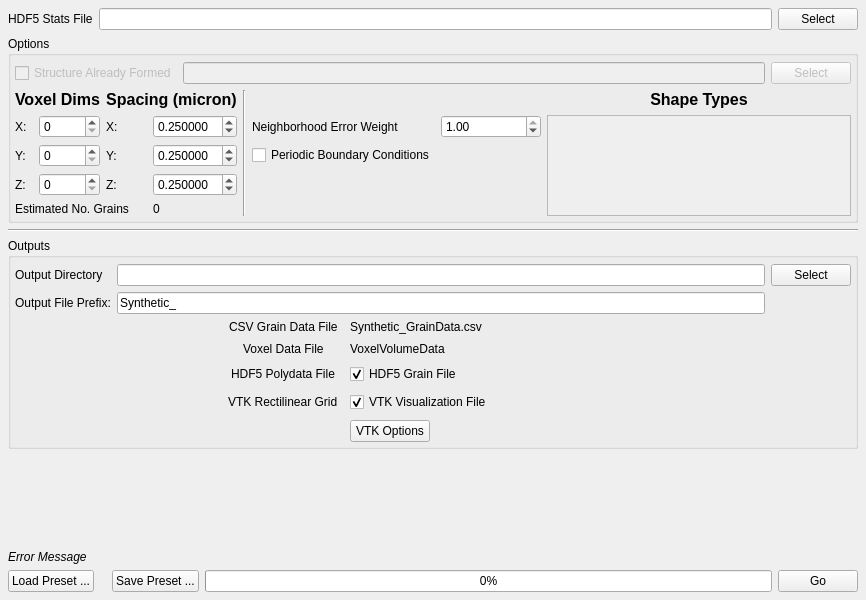
The window that Source/Plugins/GrainGenerator/UI/GrainGeneratorWidget.ui (BlueQuartzSoftware/DREAM3D) describes before a commit, drawn with Qt 5.
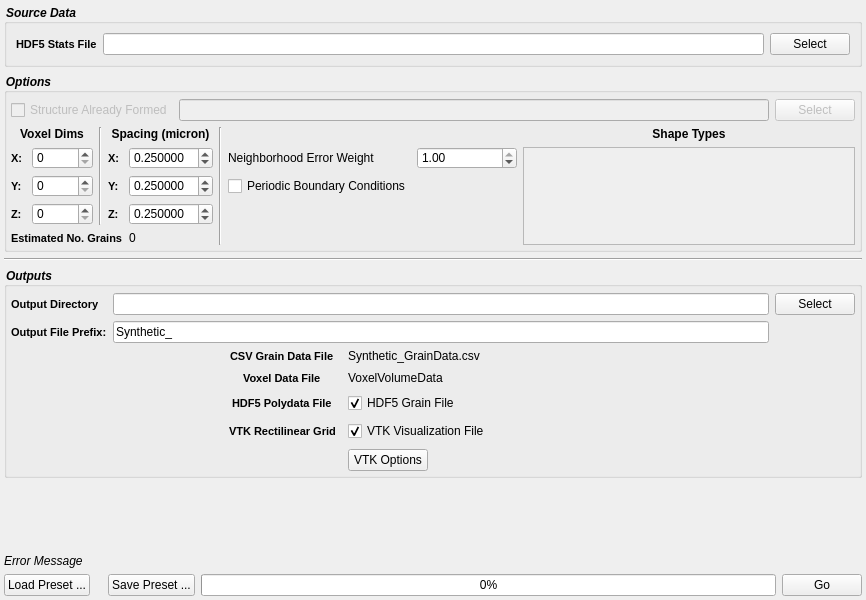
The same window after the commit. Custom widgets are drawn as their Qt base class.

Diff of the .ui file:
```diff
--- a/Source/Plugins/GrainGenerator/UI/GrainGeneratorWidget.ui
+++ b/Source/Plugins/GrainGenerator/UI/GrainGeneratorWidget.ui
@@ -13,33 +13,64 @@
   <property name="windowTitle">
    <string>Form</string>
   </property>
-  <layout class="QVBoxLayout" name="verticalLayout">
+  <layout class="QGridLayout" name="gridLayout_2">
    <property name="margin">
-    <number>8</number>
+    <number>4</number>
    </property>
-   <item>
-    <layout class="QGridLayout" name="gridLayout_6">
-     <item row="0" column="0">
-      <widget class="QLabel" name="label_11">
-       <property name="text">
-        <string>HDF5 Stats File</string>
-       </property>
-      </widget>
-     </item>
-     <item row="0" column="1">
-      <widget class="QFSDropLineEdit" name="m_H5InputStatisticsFile"/>
-     </item>
-     <item row="0" column="2">
-      <widget class="QPushButton" name="m_InputH5StatisticsFileBtn">
-       <property name="text">
-        <string>Select</string>
-       </property>
-      </widget>
-     </item>
-    </layout>
+   <item row="0" column="0">
+    <widget class="QGroupBox" name="groupBox_3">
+     <property name="minimumSize">
+      <size>
+       <width>0</width>
+       <height>0</height>
+      </size>
+     </property>
+     <property name="styleSheet">
+      <string notr="true">QGroupBox 
+{
+	font-style: italic;font-weight: bold;
+font-size: 12px;
+}</string>
+     </property>
+     <property name="title">
+      <string>Source Data</string>
+     </property>
+     <layout class="QHBoxLayout" name="horizontalLayout">
+      <item>
+       <widget class="QLabel" name="label_11">
+        <property name="styleSheet">
+         <string notr="true">QLabel {
+font-weight: bold;
+font-size: 11px;
+}</string>
+        </property>
+        <property name="text">
+         <string>HDF5 Stats File</string>
+        </property>
+       </widget>
+      </item>
+      <item>
+       <widget class="QFSDropLineEdit" name="m_H5InputStatisticsFile"/>
+      </item>
+      <item>
+       <widget class="QPushButton" name="m_InputH5StatisticsFileBtn">
+        <property name="text">
+         <string>Select</string>
+        </property>
+       </widget>
+      </item>
+     </layout>
+    </widget>
    </item>
-   <item>
+   <item row="1" column="0">
     <widget class="QGroupBox" name="groupBox_2">
+     <property name="styleSheet">
+      <string notr="true">QGroupBox 
+{
+	font-style: italic;font-weight: bold;
+font-size: 12px;
+}</string>
+     </property>
      <property name="title">
       <string>Options</string>
      </property>
@@ -94,6 +125,12 @@
        <layout class="QGridLayout" name="gridLayout_7">
         <item row="1" column="0">
          <widget class="QLabel" name="label">
+          <property name="styleSheet">
+           <string notr="true">QLabel {
+font-weight: bold;
+font-size: 11px;
+}</string>
+          </property>
           <property name="text">
            <string>X:</string>
           </property>
@@ -101,6 +138,12 @@
         </item>
         <item row="2" column="0">
          <widget class="QLabel" name="label_6">
+          <property name="styleSheet">
+           <string notr="true">QLabel {
+font-weight: bold;
+font-size: 11px;
+}</string>
+          </property>
           <property name="text">
            <string>Y:</string>
           </property>
@@ -108,6 +151,12 @@
         </item>
         <item row="3" column="0">
          <widget class="QLabel" name="label_7">
+          <property name="styleSheet">
+           <string notr="true">QLabel {
+font-weight: bold;
+font-size: 11px;
+}</string>
+          </property>
           <property name="text">
            <string>Z:</string>
           </property>
@@ -134,28 +183,46 @@
           </property>
          </widget>
         </item>
-        <item row="1" column="2">
+        <item row="1" column="3">
          <widget class="QLabel" name="label_15">
+          <property name="styleSheet">
+           <string notr="true">QLabel {
+font-weight: bold;
+font-size: 11px;
+}</string>
+          </property>
           <property name="text">
            <string>X:</string>
           </property>
          </widget>
         </item>
-        <item row="2" column="2">
+        <item row="2" column="3">
          <widget class="QLabel" name="label_18">
+          <property name="styleSheet">
+           <string notr="true">QLabel {
+font-weight: bold;
+font-size: 11px;
+}</string>
+          </property>
           <property name="text">
            <string>Y:</string>
           </property>
          </widget>
         </item>
-        <item row="3" column="2">
+        <item row="3" column="3">
          <widget class="QLabel" name="label_16">
+          <property name="styleSheet">
+           <string notr="true">QLabel {
+font-weight: bold;
+font-size: 11px;
+}</string>
+          </property>
           <property name="text">
            <string>Z:</string>
           </property>
          </widget>
         </item>
-        <item row="1" column="3">
+        <item row="1" column="4">
          <widget class="QDoubleSpinBox" name="m_XResolution">
           <property name="decimals">
            <number>6</number>
@@ -168,7 +235,7 @@
           </property>
          </widget>
         </item>
-        <item row="2" column="3">
+        <item row="2" column="4">
          <widget class="QDoubleSpinBox" name="m_ZResolution">
           <property name="decimals">
            <number>6</number>
@@ -181,7 +248,7 @@
           </property>
          </widget>
         </item>
-        <item row="3" column="3">
+        <item row="3" column="4">
          <widget class="QDoubleSpinBox" name="m_YResolution">
           <property name="decimals">
            <number>6</number>
@@ -194,7 +261,7 @@
           </property>
          </widget>
         </item>
-        <item row="1" column="7" rowspan="4">
+        <item row="1" column="8" rowspan="4">
          <widget class="QScrollArea" name="m_ShapeTypeScrollArea">
           <property name="minimumSize">
            <size>
@@ -210,8 +277,8 @@
             <rect>
              <x>0</x>
              <y>0</y>
-             <width>248</width>
-             <height>119</height>
+             <width>352</width>
+             <height>89</height>
             </rect>
            </property>
            <layout class="QFormLayout" name="formLayout_2">
@@ -235,11 +302,17 @@
          <widget class="QLabel" name="label_19">
           <property name="font">
            <font>
-            <pointsize>12</pointsize>
+            <pointsize>-1</pointsize>
             <weight>75</weight>
             <bold>true</bold>
            </font>
           </property>
+          <property name="styleSheet">
+           <string notr="true">QLabel {
+font-weight: bold;
+font-size: 12px;
+}</string>
+          </property>
           <property name="text">
            <string>Voxel Dims</string>
           </property>
@@ -248,15 +321,21 @@
           </property>
          </widget>
         </item>
-        <item row="0" column="2" colspan="2">
+        <item row="0" column="3" colspan="2">
          <widget class="QLabel" name="label_20">
           <property name="font">
            <font>
-            <pointsize>12</pointsize>
+            <pointsize>-1</pointsize>
             <weight>75</weight>
             <bold>true</bold>
            </font>
           </property>
+          <property name="styleSheet">
+           <string notr="true">QLabel {
+font-weight: bold;
+font-size: 12px;
+}</string>
+          </property>
           <property name="text">
            <string>Spacing (micron)</string>
           </property>
@@ -265,15 +344,21 @@
           </property>
          </widget>
         </item>
-        <item row="0" column="7">
+        <item row="0" column="8">
          <widget class="QLabel" name="label_171">
           <property name="font">
            <font>
-            <pointsize>12</pointsize>
+            <pointsize>-1</pointsize>
             <weight>75</weight>
             <bold>true</bold>
            </font>
           </property>
+          <property name="styleSheet">
+           <string notr="true">QLabel {
+font-weight: bold;
+font-size: 12px;
+}</string>
+          </property>
           <property name="text">
            <string>Shape Types</string>
           </property>
@@ -282,28 +367,27 @@
           </property>
          </widget>
         </item>
-        <item row="4" column="0" colspan="3">
+        <item row="4" column="0" colspan="4">
          <widget class="QLabel" name="label_9">
+          <property name="styleSheet">
+           <string>QLabel {
+font-weight: bold;
+font-size: 11px;
+}</string>
+          </property>
           <property name="text">
            <string>Estimated No. Grains</string>
           </property>
          </widget>
         </item>
-        <item row="0" column="4" rowspan="5">
-         <widget class="Line" name="line">
-          <property name="orientation">
-           <enum>Qt::Vertical</enum>
-          </property>
-         </widget>
-        </item>
-        <item row="4" column="3">
+        <item row="4" column="4">
          <widget class="QLabel" name="m_EstimatedGrains">
           <property name="text">
            <string>0</string>
           </property>
          </widget>
         </item>
-        <item row="1" column="6">
+        <item row="1" column="7">
          <widget class="QDoubleSpinBox" name="m_NeighborhoodErrorWeight">
           <property name="minimumSize">
            <size>
@@ -322,34 +406,58 @@
           </property>
          </widget>
         </item>
-        <item row="1" column="5">
+        <item row="1" column="6">
          <widget class="QLabel" name="label_3">
           <property name="text">
            <string>Neighborhood Error Weight</string>
           </property>
          </widget>
         </item>
-        <item row="2" column="5">
+        <item row="2" column="6">
          <widget class="QCheckBox" name="m_PeriodicBoundaryConditions">
           <property name="text">
            <string>Periodic Boundary Conditions</string>
           </property>
          </widget>
         </item>
+        <item row="0" column="5" rowspan="5">
+         <widget class="Line" name="line">
+          <property name="orientation">
+           <enum>Qt::Vertical</enum>
+          </property>
+         </widget>
+        </item>
+        <item row="0" column="2" rowspan="4">
+         <widget class="Line" name="line_2">
+          <property name="lineWidth">
+           <number>1</number>
+          </property>
+          <property name="orientation">
+           <enum>Qt::Vertical</enum>
+          </property>
+         </widget>
+        </item>
        </layout>
       </item>
      </layout>
     </widget>
    </item>
-   <item>
+   <item row="2" column="0">
     <widget class="Line" name="line_7">
      <property name="orientation">
       <enum>Qt::Horizontal</enum>
      </property>
     </widget>
    </item>
-   <item>
+   <item row="3" column="0">
     <widget class="QGroupBox" name="groupBox">
+     <property name="styleSheet">
+      <string notr="true">QGroupBox 
+{
+	font-style: italic;font-weight: bold;
+font-size: 12px;
+}</string>
+     </property>
      <property name="title">
       <string>Outputs</string>
      </property>
@@ -373,6 +481,12 @@
        <layout class="QGridLayout" name="gridLayout">
         <item row="0" column="0">
          <widget class="QLabel" name="label_2">
+          <property name="styleSheet">
+           <string notr="true">QLabel {
+font-weight: bold;
+font-size: 11px;
+}</string>
+          </property>
           <property name="text">
            <string>Output Directory</string>
           </property>
@@ -390,6 +504,12 @@
         </item>
         <item row="1" column="0">
          <widget class="QLabel" name="label_5">
+          <property name="styleSheet">
+           <string notr="true">QLabel {
+font-weight: bold;
+font-size: 11px;
+}</string>
+          </property>
           <property name="text">
            <string>Output File Prefix:</string>
           </property>
@@ -423,6 +543,12 @@
         </property>
         <item row="0" column="0">
          <widget class="QLabel" name="label_8">
+          <property name="styleSheet">
+           <string notr="true">QLabel {
+font-weight: bold;
+font-size: 11px;
+}</string>
+          </property>
           <property name="text">
            <string>CSV Grain Data File</string>
           </property>
@@ -437,6 +563,12 @@
         </item>
         <item row="1" column="0">
          <widget class="QLabel" name="label_10">
+          <property name="styleSheet">
+           <string notr="true">QLabel {
+font-weight: bold;
+font-size: 11px;
+}</string>
+          </property>
           <property name="text">
            <string>Voxel Data File</string>
           </property>
@@ -457,6 +589,12 @@
         </item>
         <item row="2" column="0">
          <widget class="QLabel" name="label_12">
+          <property name="styleSheet">
+           <string notr="true">QLabel {
+font-weight: bold;
+font-size: 11px;
+}</string>
+          </property>
           <property name="text">
            <string>HDF5 Polydata File</string>
           </property>
@@ -474,6 +612,12 @@
         </item>
         <item row="3" column="0">
          <widget class="QLabel" name="label_14">
+          <property name="styleSheet">
+           <string notr="true">QLabel {
+font-weight: bold;
+font-size: 11px;
+}</string>
+          </property>
           <property name="text">
            <string>VTK Rectilinear Grid</string>
           </property>
@@ -501,7 +645,7 @@
      </layout>
     </widget>
    </item>
-   <item>
+   <item row="4" column="0">
     <spacer name="verticalSpacer">
      <property name="orientation">
       <enum>Qt::Vertical</enum>
@@ -514,7 +658,7 @@
      </property>
     </spacer>
    </item>
-   <item>
+   <item row="5" column="0">
     <widget class="QLabel" name="messageLabel">
      <property name="font">
       <font>
@@ -532,7 +676,7 @@
      </property>
     </widget>
    </item>
-   <item>
+   <item row="6" column="0">
     <layout class="QHBoxLayout" name="BIG_LAYOUT">
      <item>
       <widget class="QPushButton" name="m_LoadSettingsBtn">
```
Left out of the diff: 2 changed lines with no effect on the pictures.
